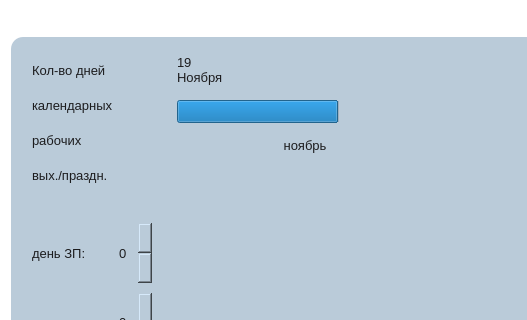
Qt form ui/cash.ui (CatMolnia/CASH) before a commit; both pictures show x 0 to 527 and y 0 to 320 of the 1217 by 686 pixel window.
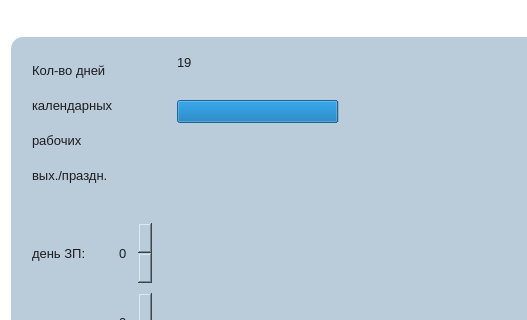
The same form after that commit.

```diff
--- a/ui/cash.ui
+++ b/ui/cash.ui
@@ -1819,7 +1819,7 @@
                     </sizepolicy>
                    </property>
                    <property name="text">
-                    <string>Ноября</string>
+                    <string/>
                    </property>
                   </widget>
                  </item>
@@ -1970,7 +1970,7 @@
                   </sizepolicy>
                  </property>
                  <property name="text">
-                  <string>ноябрь</string>
+                  <string/>
                  </property>
                  <property name="alignment">
                   <set>Qt::AlignCenter</set>
```
